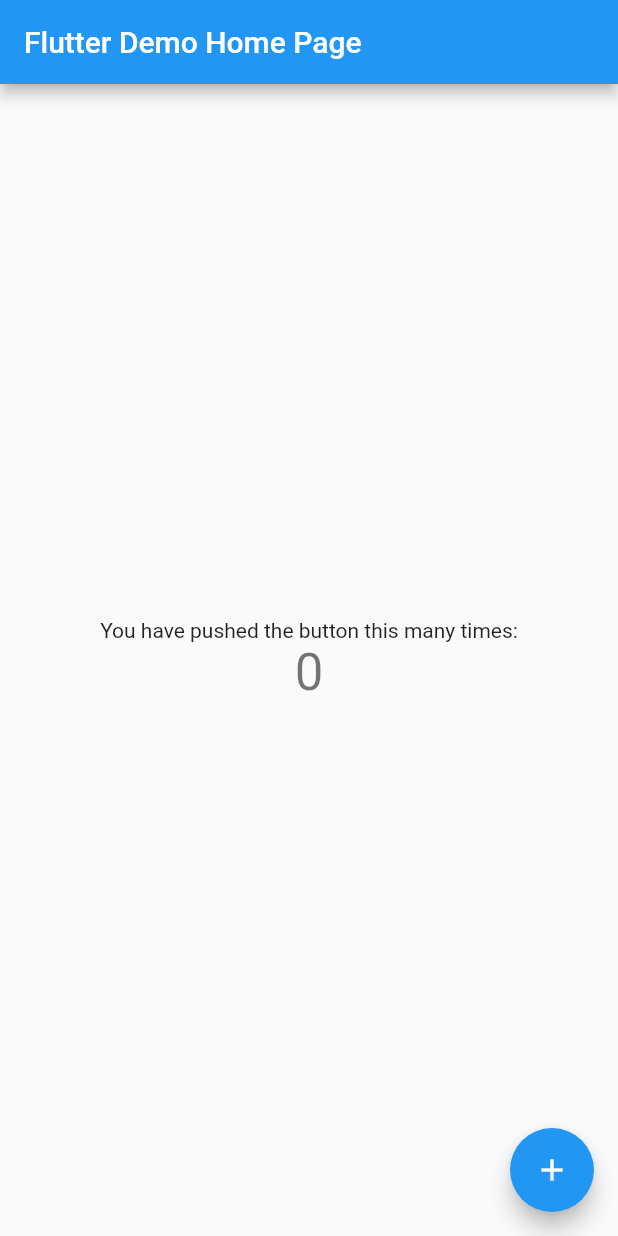
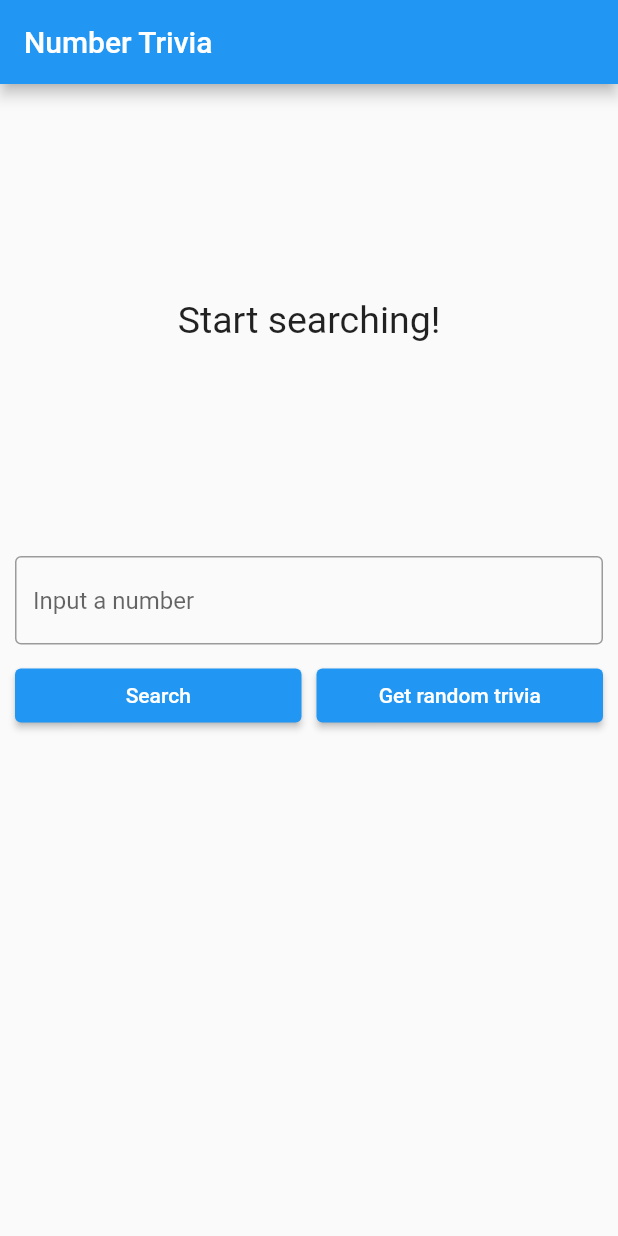
Before and after one commit to PranavMasekar/Flutter-Clean-Architechture, a Flutter app: the screen it shows after launch, on a phone screen of 412 x 824 dp. Run offline on Flutter 3.47's test engine with Material 2 defaults, Android fonts, the light colour scheme and no system bars; our stand-ins replace bloc, connectivity_plus, dartz, equatable, flutter_bloc, get_it and 1 more.

Commit message:
Completed Number Trivia

```diff
--- a/lib/features/trivia/data/datasources/number_trivia_local_data_source.dart
+++ b/lib/features/trivia/data/datasources/number_trivia_local_data_source.dart
@@ -16,7 +16,7 @@
 
   @override
   Future<void> cacheNumberTrivia(NumberTriviaModel trivia) async {
-    sharedPreferences.setString(
+    await sharedPreferences.setString(
       "CACHED_NUMBER_TRIVIA",
       json.encode(trivia.toJson()),
     );
--- a/lib/features/trivia/data/repositories/number_trivia_repository_impl.dart
+++ b/lib/features/trivia/data/repositories/number_trivia_repository_impl.dart
@@ -39,7 +39,7 @@
     if (await networkInfo.isConnected) {
       try {
         final remoteTrivia = await getConcreteOrRandom();
-        localDataSource.cacheNumberTrivia(remoteTrivia);
+        await localDataSource.cacheNumberTrivia(remoteTrivia);
         return Right(remoteTrivia);
       } on ServerException {
         return const Left(ServerFailure());
--- a/lib/features/trivia/domain/usecases/get_concrete_number_trivia.dart
+++ b/lib/features/trivia/domain/usecases/get_concrete_number_trivia.dart
@@ -11,6 +11,8 @@
 
   @override
   Future<Either<Failure, NumberTrivia>> call(int number) async {
-    return await numberTriviaRepository.getConcreteNumberTrivia(number);
+    Either<Failure, NumberTrivia> res =
+        await numberTriviaRepository.getConcreteNumberTrivia(number);
+    return res;
   }
 }
--- a/lib/features/trivia/presentation/bloc/number_trivia_bloc.dart
+++ b/lib/features/trivia/presentation/bloc/number_trivia_bloc.dart
@@ -36,7 +36,7 @@
   Future _handleGetNumberTriviaEvent(
       GetNumberTriviaEvent event, Emitter emit) async {
     final input = inputConverter.stringToInt(event.number);
-    input.fold(
+    await input.fold(
       (error) {
         emit(const Error(errorMsg: "Invalid input"));
       },
--- /dev/null
+++ b/lib/features/trivia/presentation/pages/number_trivia_page.dart
@@ -0,0 +1,56 @@
+import 'package:clean_tdd/features/trivia/presentation/bloc/number_trivia_bloc.dart';
+import 'package:clean_tdd/features/trivia/presentation/widgets/widgets.dart';
+import 'package:clean_tdd/locator.dart';
+import 'package:flutter/material.dart';
+import 'package:flutter_bloc/flutter_bloc.dart';
+
+class NumberTriviaPage extends StatelessWidget {
+  const NumberTriviaPage({super.key});
+
+  @override
+  Widget build(BuildContext context) {
+    return Scaffold(
+      appBar: AppBar(
+        title: const Text("Number Trivia"),
+      ),
+      body: BlocProvider(
+        create: (context) => locator<NumberTriviaBloc>(),
+        child: SingleChildScrollView(
+          child: Padding(
+            padding: const EdgeInsets.all(10),
+            child: Column(
+              children: [
+                const SizedBox(height: 10),
+                BlocBuilder<NumberTriviaBloc, NumberTriviaState>(
+                  builder: (context, state) {
+                    if (state is Empty) {
+                      return const MessageDisplay(
+                        message: 'Start searching!',
+                      );
+                    } else if (state is Loading) {
+                      return const LoadingWidget();
+                    } else if (state is Loaded) {
+                      return TriviaDisplay(
+                        numberTrivia: state.trivia,
+                      );
+                    } else if (state is Error) {
+                      return MessageDisplay(
+                        message: state.errorMsg,
+                      );
+                    }
+                    return SizedBox(
+                      height: MediaQuery.of(context).size.height / 3,
+                      child: const Placeholder(),
+                    );
+                  },
+                ),
+                const SizedBox(height: 20),
+                const TriviaControls(),
+              ],
+            ),
+          ),
+        ),
+      ),
+    );
+  }
+}
--- /dev/null
+++ b/lib/features/trivia/presentation/widgets/message_display.dart
@@ -0,0 +1,26 @@
+import 'package:flutter/material.dart';
+
+class MessageDisplay extends StatelessWidget {
+  final String message;
+
+  const MessageDisplay({
+    super.key,
+    required this.message,
+  });
+
+  @override
+  Widget build(BuildContext context) {
+    return SizedBox(
+      height: MediaQuery.of(context).size.height / 3,
+      child: Center(
+        child: SingleChildScrollView(
+          child: Text(
+            message,
+            style: const TextStyle(fontSize: 25),
+            textAlign: TextAlign.center,
+          ),
+        ),
+      ),
+    );
+  }
+}
--- /dev/null
+++ b/lib/features/trivia/presentation/widgets/trivia_controls.dart
@@ -0,0 +1,62 @@
+import 'package:clean_tdd/features/trivia/presentation/bloc/number_trivia_bloc.dart';
+import 'package:flutter/material.dart';
+import 'package:flutter_bloc/flutter_bloc.dart';
+
+class TriviaControls extends StatefulWidget {
+  const TriviaControls({super.key});
+
+  @override
+  TriviaControlsState createState() => TriviaControlsState();
+}
+
+class TriviaControlsState extends State<TriviaControls> {
+  final controller = TextEditingController();
+
+  @override
+  Widget build(BuildContext context) {
+    return Column(
+      children: <Widget>[
+        TextField(
+          controller: controller,
+          keyboardType: TextInputType.number,
+          decoration: const InputDecoration(
+            border: OutlineInputBorder(),
+            hintText: 'Input a number',
+          ),
+          onSubmitted: (_) {
+            dispatchConcrete();
+          },
+        ),
+        const SizedBox(height: 10),
+        Row(
+          children: <Widget>[
+            Expanded(
+              child: ElevatedButton(
+                onPressed: dispatchConcrete,
+                child: const Text('Search'),
+              ),
+            ),
+            const SizedBox(width: 10),
+            Expanded(
+              child: ElevatedButton(
+                onPressed: dispatchRandom,
+                child: const Text('Get random trivia'),
+              ),
+            ),
+          ],
+        )
+      ],
+    );
+  }
+
+  void dispatchConcrete() {
+    BlocProvider.of<NumberTriviaBloc>(context)
+        .add(GetNumberTriviaEvent(number: controller.text));
+    controller.clear();
+  }
+
+  void dispatchRandom() {
+    BlocProvider.of<NumberTriviaBloc>(context).add(GetRandomTiviaEvent());
+    controller.clear();
+  }
+}
--- /dev/null
+++ b/lib/features/trivia/presentation/widgets/widgets.dart
@@ -0,0 +1,4 @@
+export 'loading_widget.dart';
+export 'message_display.dart';
+export 'trivia_display.dart';
+export 'trivia_controls.dart';
--- a/lib/locator.dart
+++ b/lib/locator.dart
@@ -58,7 +58,8 @@
   );
 
   //! External
-  locator.registerFactoryAsync(() => SharedPreferences.getInstance());
+  final sharedPreference = await SharedPreferences.getInstance();
+  locator.registerLazySingleton(() => sharedPreference);
   locator.registerLazySingleton(() => http.Client());
   locator.registerLazySingleton(() => Connectivity());
 }
--- a/lib/main.dart
+++ b/lib/main.dart
@@ -1,7 +1,9 @@
+import 'package:clean_tdd/features/trivia/presentation/pages/number_trivia_page.dart';
 import 'package:clean_tdd/locator.dart';
 import 'package:flutter/material.dart';
 
 void main() async {
+  WidgetsFlutterBinding.ensureInitialized();
   await init();
   runApp(const MyApp());
 }
@@ -9,109 +11,16 @@
 class MyApp extends StatelessWidget {
   const MyApp({super.key});
 
-  // This widget is the root of your application.
   @override
   Widget build(BuildContext context) {
     return MaterialApp(
-      title: 'Flutter Demo',
+      title: 'Number Trivia',
       theme: ThemeData(
-        // This is the theme of your application.
-        //
-        // Try running your application with "flutter run". You'll see the
-        // application has a blue toolbar. Then, without quitting the app, try
-        // changing the primarySwatch below to Colors.green and then invoke
-        // "hot reload" (press "r" in the console where you ran "flutter run",
-        // or simply save your changes to "hot reload" in a Flutter IDE).
-        // Notice that the counter didn't reset back to zero; the application
-        // is not restarted.
-        primarySwatch: Colors.blue,
+        primaryColor: Colors.green.shade800,
+        colorScheme:
+            ColorScheme.fromSwatch().copyWith(secondary: Colors.green.shade600),
       ),
-      home: const MyHomePage(title: 'Flutter Demo Home Page'),
+      home: const NumberTriviaPage(),
     );
   }
 }
-
-class MyHomePage extends StatefulWidget {
-  const MyHomePage({super.key, required this.title});
-
-  // This widget is the home page of your application. It is stateful, meaning
-  // that it has a State object (defined below) that contains fields that affect
-  // how it looks.
-
-  // This class is the configuration for the state. It holds the values (in this
-  // case the title) provided by the parent (in this case the App widget) and
-  // used by the build method of the State. Fields in a Widget subclass are
-  // always marked "final".
-
-  final String title;
-
-  @override
-  State<MyHomePage> createState() => _MyHomePageState();
-}
-
-class _MyHomePageState extends State<MyHomePage> {
-  int _counter = 0;
-
-  void _incrementCounter() {
-    setState(() {
-      // This call to setState tells the Flutter framework that something has
-      // changed in this State, which causes it to rerun the build method below
-      // so that the display can reflect the updated values. If we changed
-      // _counter without calling setState(), then the build method would not be
-      // called again, and so nothing would appear to happen.
-      _counter++;
-    });
-  }
-
-  @override
-  Widget build(BuildContext context) {
-    // This method is rerun every time setState is called, for instance as done
-    // by the _incrementCounter method above.
-    //
-    // The Flutter framework has been optimized to make rerunning build methods
-    // fast, so that you can just rebuild anything that needs updating rather
-    // than having to individually change instances of widgets.
-    return Scaffold(
-      appBar: AppBar(
-        // Here we take the value from the MyHomePage object that was created by
-        // the App.build method, and use it to set our appbar title.
-        title: Text(widget.title),
-      ),
-      body: Center(
-        // Center is a layout widget. It takes a single child and positions it
-        // in the middle of the parent.
-        child: Column(
-          // Column is also a layout widget. It takes a list of children and
-          // arranges them vertically. By default, it sizes itself to fit its
-          // children horizontally, and tries to be as tall as its parent.
-          //
-          // Invoke "debug painting" (press "p" in the console, choose the
-          // "Toggle Debug Paint" action from the Flutter Inspector in Android
-          // Studio, or the "Toggle Debug Paint" command in Visual Studio Code)
-          // to see the wireframe for each widget.
-          //
-          // Column has various properties to control how it sizes itself and
-          // how it positions its children. Here we use mainAxisAlignment to
-          // center the children vertically; the main axis here is the vertical
-          // axis because Columns are vertical (the cross axis would be
-          // horizontal).
-          mainAxisAlignment: MainAxisAlignment.center,
-          children: <Widget>[
-            const Text(
-              'You have pushed the button this many times:',
-            ),
-            Text(
-              '$_counter',
-              style: Theme.of(context).textTheme.headline4,
-            ),
-          ],
-        ),
-      ),
-      floatingActionButton: FloatingActionButton(
-        onPressed: _incrementCounter,
-        tooltip: 'Increment',
-        child: const Icon(Icons.add),
-      ), // This trailing comma makes auto-formatting nicer for build methods.
-    );
-  }
-}
```
Also changed, not shown: lib/features/trivia/presentation/widgets/loading_widget.dart (added, +15 -0 lines), lib/features/trivia/presentation/widgets/trivia_display.dart (added, +40 -0 lines).
